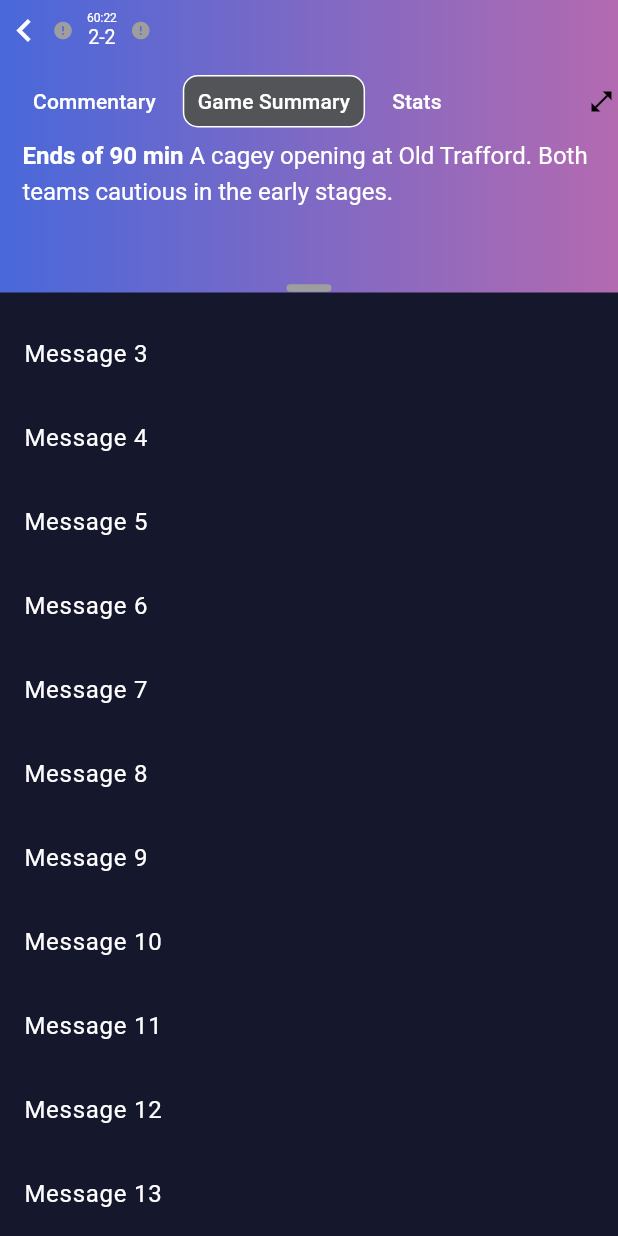
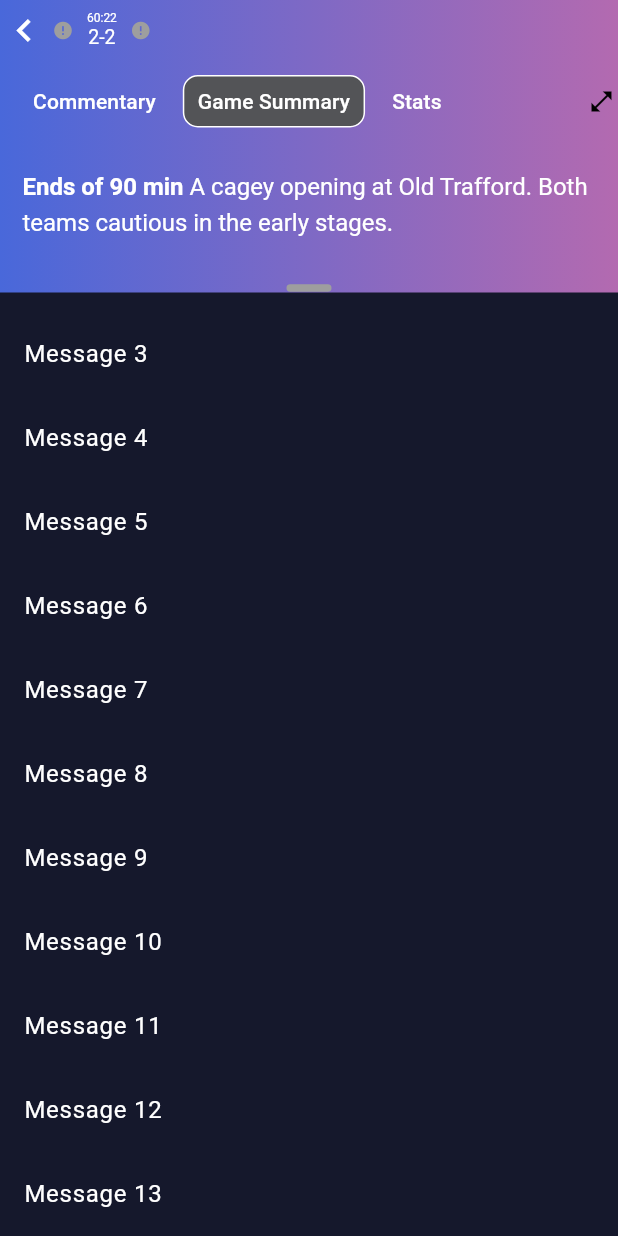
Before and after one commit to butterfly026/SportsSocial, a Flutter app: the screen it shows after launch, tab 2 chosen, on a phone screen of 412 x 824 dp. Run offline on Flutter 3.47's test engine with Material 3 defaults, Android fonts, the phone set to English and light mode, and no system bars; drawn by our look-alikes of cached_network_image, flutter_animate; our stand-ins replace cloud_firestore, firebase_core, get_it, go_router; accounts and stored records are empty; network calls fail.

Commit message:
update summary data to center of banner

```diff
--- a/lib/views/banner_work/components/game_summary_widget.dart
+++ b/lib/views/banner_work/components/game_summary_widget.dart
@@ -97,7 +97,7 @@ class GameSummaryWidgetState extends State<GameSummaryWidget> {
               valueListenable: dataMockService.incidentNotifier,
               builder: (context, incidents, child) {
                 if (!widget.expanded) {
-                  return _getSummaryList(summaries.sublist(0, 1));
+                  return Center(child: _getCommentaryItem(summaries[0]));
                 } else {
                   return Column(
                     crossAxisAlignment: CrossAxisAlignment.start,
```
